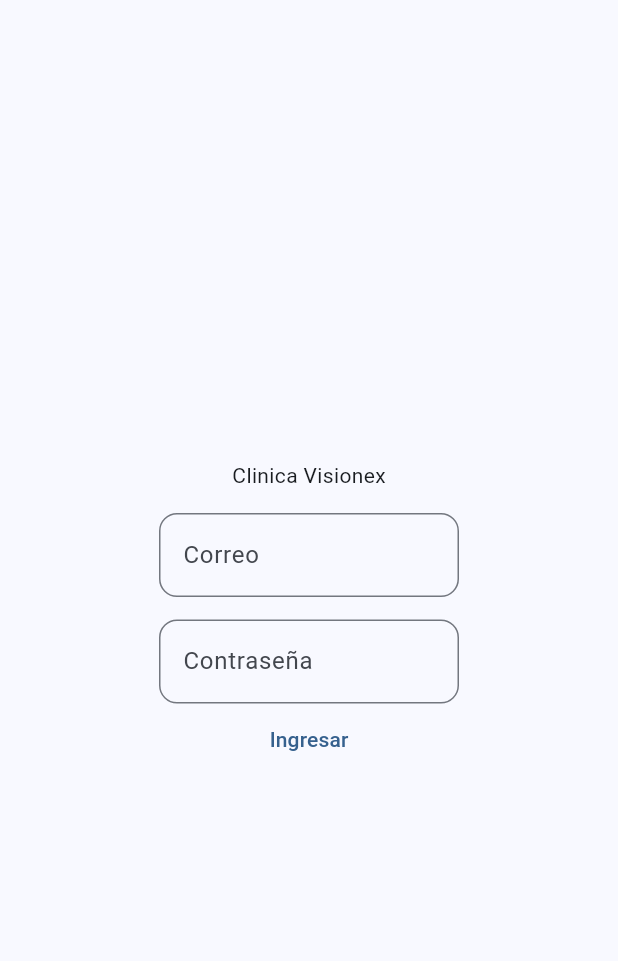
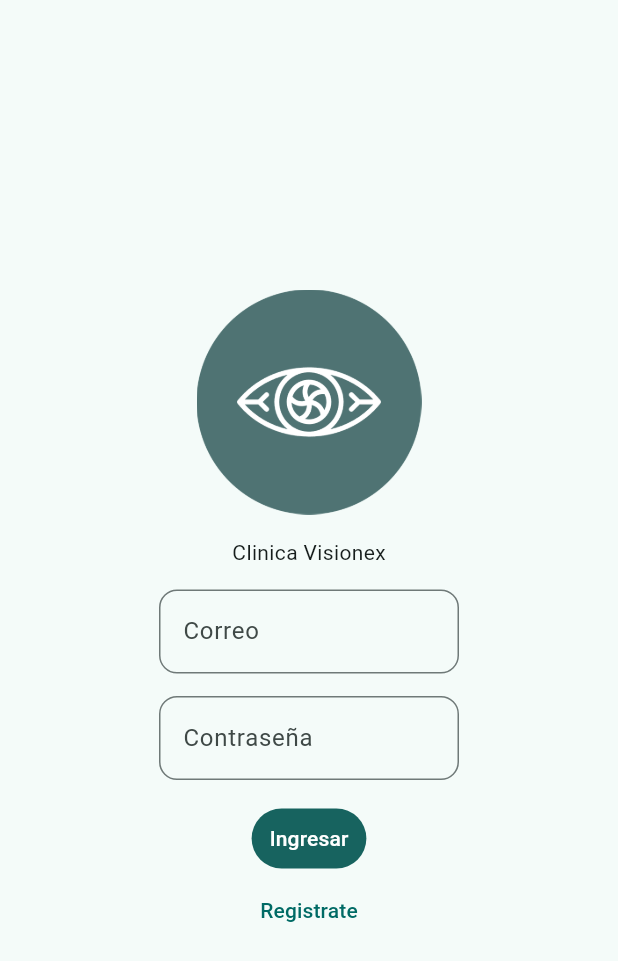
Before and after one commit to LeonelBM123/clinica-mobil, a Flutter app: the screen it shows after launch, after a tap on "Ingresar", on a phone screen of 412 x 824 dp. Shown: the top 961 px of the screen. Run offline on Flutter 3.47's test engine with Material 3 defaults, Android fonts, the phone set to English and light mode, and no system bars; our stand-ins replace flutter_secure_storage, font_awesome_flutter; network calls fail.

Commit message:
mejora visual

```diff
--- a/lib/data/services/MedicoService.dart
+++ b/lib/data/services/MedicoService.dart
@@ -1,9 +1,9 @@
 import 'dart:convert';
 import 'package:http/http.dart' as http;
 import '../models/medico.dart';
-
+import '../../config/app.config.dart' as api;
 class MedicoService {
-  static const String baseUrl = "http://192.168.0.127:8000/api/medicos/";
+  static const String baseUrl = "${api.AppConfig.apiUrl}/api/medicos/";
 
   static Future<List<Medico>> getMedicos() async {
     final response = await http.get(Uri.parse(baseUrl));
--- a/lib/data/services/autentificacion.dart
+++ b/lib/data/services/autentificacion.dart
@@ -1,11 +1,12 @@
 import 'dart:convert';
 import 'package:http/http.dart' as http;
 import 'package:flutter_secure_storage/flutter_secure_storage.dart';
+import '../../config/app.config.dart' as api;
 
 final storage = FlutterSecureStorage();
 
 Future<Map<String, dynamic>?> login(String username, String password) async {
-  final url = Uri.parse("http://192.168.0.127:8000/api/usuarios/login/");
+  final url = Uri.parse("${api.AppConfig.apiUrl}/api/usuarios/login/");
 
   try {
     final response = await http.post(
--- a/lib/main.dart
+++ b/lib/main.dart
@@ -6,9 +6,10 @@ import 'package:flutter/material.dart';
 
 void main() {
   runApp(MaterialApp(
+
     debugShowCheckedModeBanner: false,
     title: 'Clinica Visionex',
-    theme: ThemeData(colorScheme: ColorScheme.fromSeed(seedColor: Colors.blue)),
+    theme: ThemeData(colorScheme: ColorScheme.fromSeed(seedColor: const Color.fromARGB(148, 33, 243, 233))),
     initialRoute: '/',
     routes: {
       '/': (context) => Login(),
--- a/lib/screens/AdminScreen.dart
+++ b/lib/screens/AdminScreen.dart
@@ -15,7 +15,7 @@ class AdminScreen extends StatelessWidget {
           padding: EdgeInsets.zero,
           children: [
             const DrawerHeader(
-              decoration: BoxDecoration(color: Colors.blue),
+              decoration: BoxDecoration(color: Color.fromARGB(255, 16, 110, 106)),
               child: Text(
                 'Menú Admin',
                 style: TextStyle(color: Colors.white, fontSize: 24),
--- a/lib/screens/GestionarMedicoScreen.dart
+++ b/lib/screens/GestionarMedicoScreen.dart
@@ -64,7 +64,7 @@ class _GestionarMedicoScreenState extends State<GestionarMedicoScreen> {
                   leading: FaIcon(
                     FontAwesomeIcons.userDoctor,
                     size: 40,
-                    color: Colors.blue, // Opcional: color médico
+                    color: const Color.fromARGB(255, 16, 110, 106), // Opcional: color médico
                   ),
                   title: Row(
                     mainAxisAlignment: MainAxisAlignment.spaceBetween,
@@ -90,7 +90,7 @@ class _GestionarMedicoScreenState extends State<GestionarMedicoScreen> {
                       Column(
                         children: [
                           IconButton(
-                            icon: const Icon(Icons.edit, color: Colors.blue),
+                            icon: const Icon(Icons.edit, color: const Color.fromARGB(255, 16, 110, 106)),
                             onPressed: () async {
                               await Navigator.push(
                                 context,
--- a/lib/screens/Login.dart
+++ b/lib/screens/Login.dart
@@ -21,6 +21,10 @@ class _LoginState extends State<Login> {
             child: Column(
               mainAxisAlignment: MainAxisAlignment.center,
               children: [
+                Image.asset('lib/assets/images/logo.png',
+                  width: 150,
+                  height: 150,),
+                SizedBox( height: 15),
                 Text('Clinica Visionex'),
                 SizedBox( height: 15),
 
@@ -40,6 +44,7 @@ class _LoginState extends State<Login> {
                     border: OutlineInputBorder(borderRadius: BorderRadius.circular(12),),
                   ),
                 ),
+                SizedBox( height: 15),
                 TextButton(onPressed: () async {
                   final email = emailController.text.trim();
                   final password = passwordController.text.trim();
@@ -53,7 +58,11 @@ class _LoginState extends State<Login> {
                   if (result?['rol']=='Paciente') {
                     Navigator.pushNamed(context, '/PacienteScreen');
                   }
-                }, child: Text('Ingresar')),
+                }, child: Text('Ingresar',style: TextStyle(color: Colors.white),),
+
+                  style: TextButton.styleFrom(backgroundColor: Color.fromARGB(255, 23, 99, 95)),
+                ),
+                TextButton(onPressed: ()=>{}, child: Text('Registrate')),
               ],
             ),
           ),
--- a/pubspec.yaml
+++ b/pubspec.yaml
@@ -61,9 +61,8 @@ flutter:
   uses-material-design: true
 
   # To add assets to your application, add an assets section, like this:
-  # assets:
-  #   - images/a_dot_burr.jpeg
-  #   - images/a_dot_ham.jpeg
+  assets:
+    - lib/assets/images/logo.png
 
   # An image asset can refer to one or more resolution-specific "variants", see
   # https://flutter.dev/to/resolution-aware-images
```
Also changed, not shown: lib/assets/images/logo.png (added), lib/config/app.config.dart (added), 1 other file.
